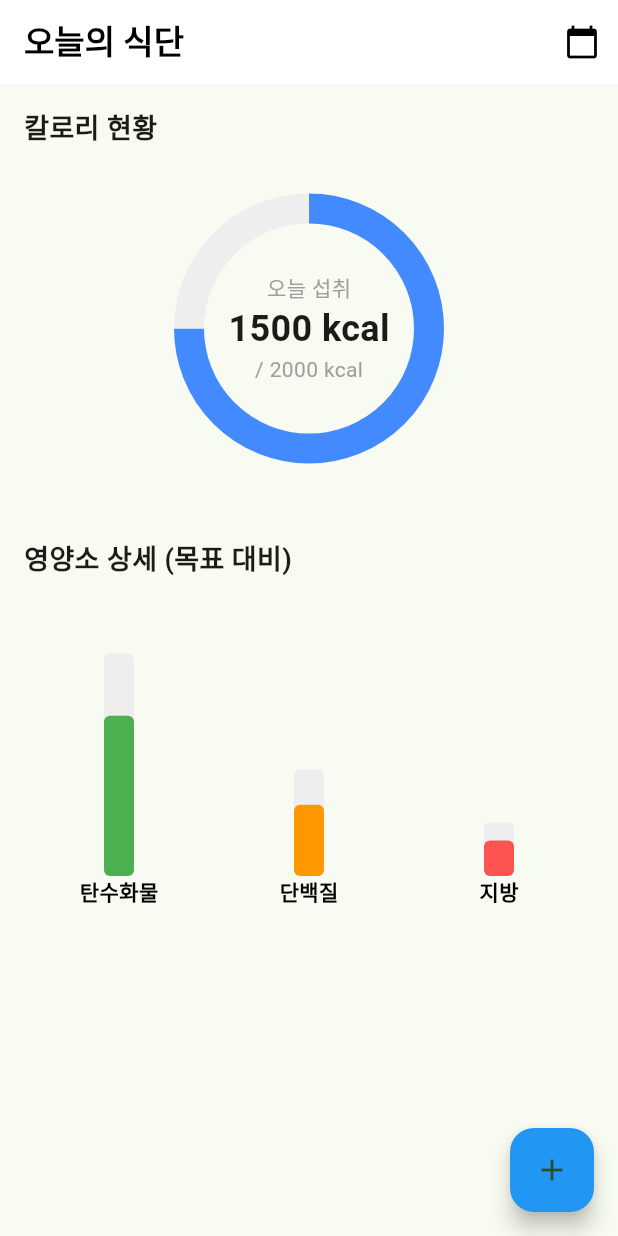
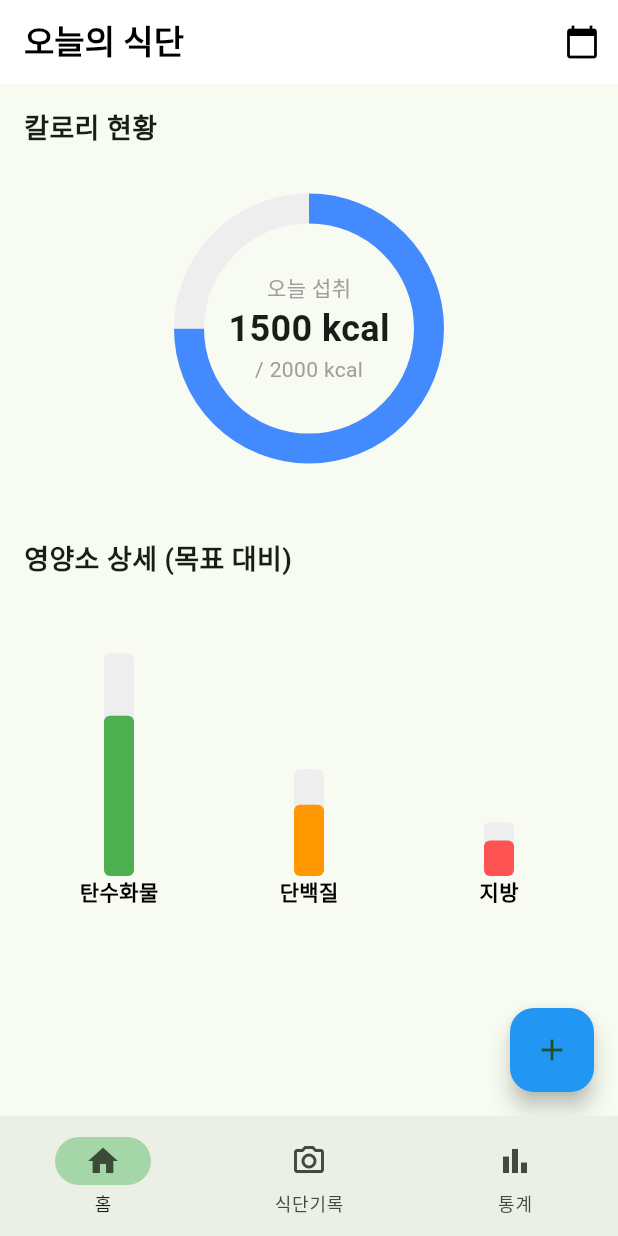
Before and after one commit to jungminmobile/Iwantfirst, a Flutter app: the screen it shows after launch, on a phone screen of 412 x 824 dp. Run offline on Flutter 3.47's test engine with Material 3 defaults, Android fonts, the phone set to English and light mode, and no system bars; drawn by our look-alikes of fl_chart; our stand-ins replace firebase_core; accounts and stored records are empty.

Commit message:
메인화면 수정

```diff
--- a/lib/main.dart
+++ b/lib/main.dart
@@ -1,14 +1,14 @@
 import 'package:flutter/material.dart';
 import 'package:firebase_core/firebase_core.dart';
-import 'firebase_options.dart'; // 이 파일이 없으면 에러가 납니다 (Firebase CLI 설정 필요)
+import 'firebase_options.dart';
 
 // 우리가 만든 홈 화면 임포트
-import 'screens/home_screen.dart';
+import 'screens/main_screen.dart';
 
 void main() async {
   WidgetsFlutterBinding.ensureInitialized(); // 플러터 엔진 초기화
 
-  // Firebase 초기화 (사용자님이 작성하신 코드 유지)
+  // Firebase 초기화
   await Firebase.initializeApp(
     options: DefaultFirebaseOptions.currentPlatform,
   );
@@ -29,10 +29,7 @@ class MyApp extends StatelessWidget {
         colorScheme: ColorScheme.fromSeed(seedColor: Colors.green),
         useMaterial3: true,
       ),
-      // [중요] 여기서 MyHomePage(카운터 앱) 대신 HomeScreen을 연결합니다.
-      home: const HomeScreen(),
+      home: const MainScreen(),
     );
   }
 }
-
-// 밑에 있던 class MyHomePage ... 와 class _MyHomePageState ... 는 이제 필요 없으니 지웁니다.
--- a/lib/screens/main_screen.dart
+++ b/lib/screens/main_screen.dart
@@ -0,0 +1,62 @@
+import 'package:flutter/material.dart';
+import 'home_screen.dart';
+import 'camera_screen.dart';
+import 'stats_screen.dart';
+
+class MainScreen extends StatefulWidget {
+  const MainScreen({super.key});
+
+  @override
+  State<MainScreen> createState() => _MainScreenState();
+}
+
+class _MainScreenState extends State<MainScreen> {
+  // 현재 선택된 탭 번호 (0: 홈, 1: 입력, 2: 통계)
+  int _selectedIndex = 0;
+
+  // 탭별 화면 리스트
+  final List<Widget> _screens = [
+    const HomeScreen(),   // 0번
+    const CameraScreen(), // 1번
+    const StatsScreen(),  // 2번
+  ];
+
+  // 탭을 눌렀을 때 실행되는 함수
+  void _onItemTapped(int index) {
+    setState(() {
+      _selectedIndex = index;
+    });
+  }
+
+  @override
+  Widget build(BuildContext context) {
+    return Scaffold(
+      // 현재 선택된 인덱스에 맞는 화면을 보여줌
+      body: _screens[_selectedIndex],
+
+      // 하단 네비게이션 바
+      bottomNavigationBar: NavigationBar(
+        selectedIndex: _selectedIndex,
+        onDestinationSelected: _onItemTapped,
+        indicatorColor: Colors.green.shade200, // 선택된 탭 배경색
+        destinations: const [
+          NavigationDestination(
+            icon: Icon(Icons.home_outlined),
+            selectedIcon: Icon(Icons.home),
+            label: '홈',
+          ),
+          NavigationDestination(
+            icon: Icon(Icons.camera_alt_outlined),
+            selectedIcon: Icon(Icons.camera_alt),
+            label: '식단기록',
+          ),
+          NavigationDestination(
+            icon: Icon(Icons.bar_chart_outlined),
+            selectedIcon: Icon(Icons.bar_chart),
+            label: '통계',
+          ),
+        ],
+      ),
+    );
+  }
+}
```
Also changed, not shown: lib/screens/camera_screen.dart (+12 -0 lines), lib/screens/stats_screen.dart (+12 -0 lines), 1 other file.
